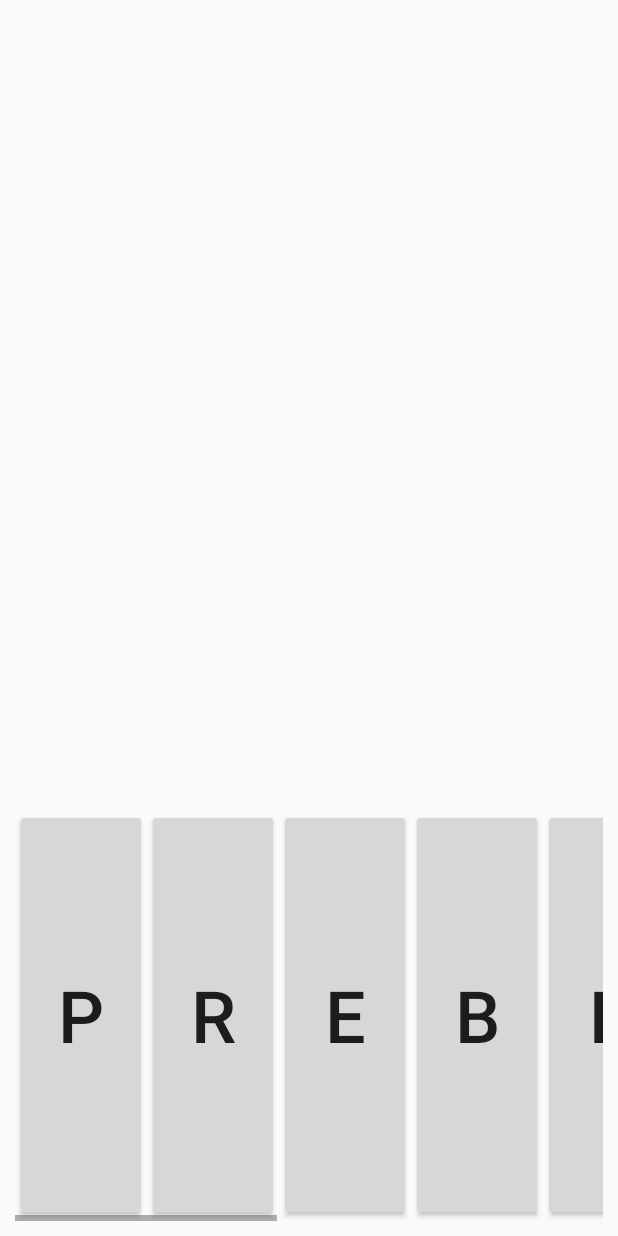
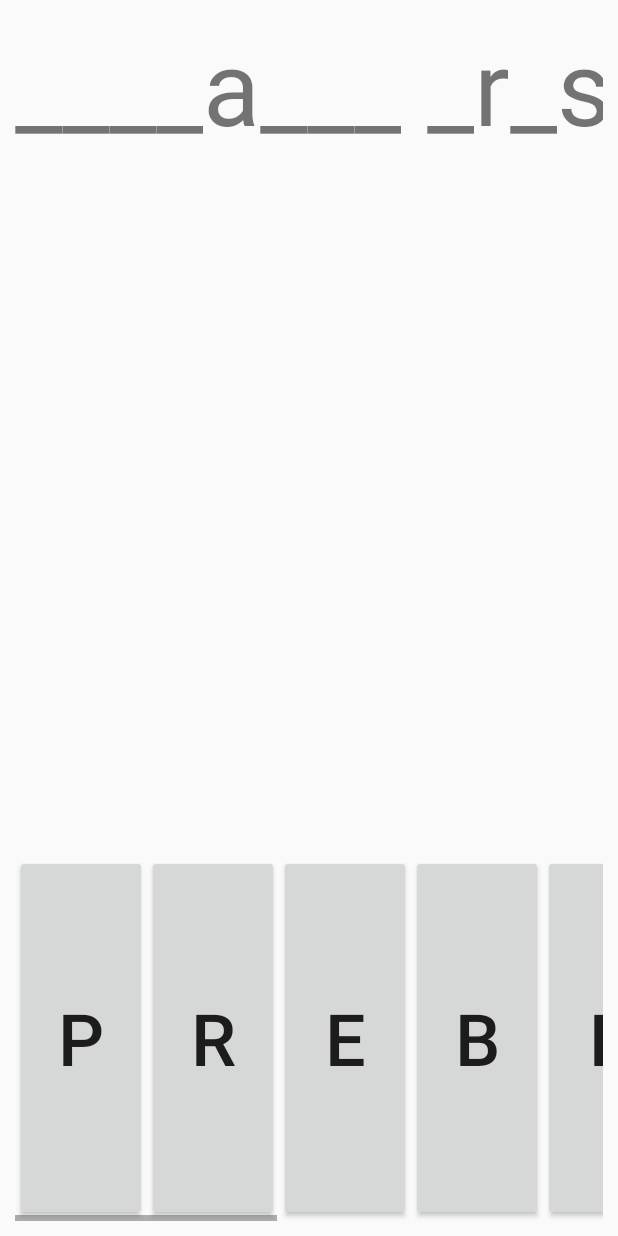
Before and after one commit to Enfadaditto/SlumdogSustainable, an Android app: the IUretoFrase_PruebaConSlider screen opened directly, with no data from a screen before it, on a phone screen of 412 x 824 dp. Run offline under Robolectric (Android 15) with nearby library versions, the phone set to English and light mode, and no system bars.

Commit message:
he adelantado bastante, aun falta otro trecho que avanzar

```diff
--- a/app/src/main/java/Presentacion_layer/IUretoFrase.java
+++ b/app/src/main/java/Presentacion_layer/IUretoFrase.java
@@ -32,7 +32,7 @@ public class IUretoFrase extends AppCompatActivity {
         super.onCreate(savedInstanceState);
         setContentView(R.layout.reto_frase);
         b = (Button)findViewById(R.id.J);
-        l = (LinearLayout) findViewById(R.id.nolose);
+        l = (LinearLayout) findViewById(R.id.principal);
 
         fraseProblema = frase.fraseProblema();
         listadoCaracteresFrase = frase.letrasDeLaFrase();
--- a/app/src/main/java/Presentacion_layer/IUretoFrase_PruebaConSlider.java
+++ b/app/src/main/java/Presentacion_layer/IUretoFrase_PruebaConSlider.java
@@ -6,11 +6,14 @@ import android.view.MotionEvent;
 import android.view.View;
 import android.widget.Button;
 import android.widget.LinearLayout;
+import android.widget.TextView;
 
 import androidx.annotation.Nullable;
 import androidx.appcompat.app.AppCompatActivity;
 
 import com.slumdogsustainable.R;
+
+import org.w3c.dom.Text;
 
 import java.util.Collections;
 import java.util.List;
@@ -19,10 +22,12 @@ import Domain_Layer.Frase;
 
 public class IUretoFrase_PruebaConSlider extends AppCompatActivity {
     LinearLayout letrasLayout;
-
+    LinearLayout layoutFraseProblema;
     Frase frase;
     char[] fraseProblema;
     List<Character> listadoCaracteresFrase;
+    TextView textoFraseProblema;
+    TextView selectedTextView;
 
     @SuppressLint("MissingInflatedId")
     @Override
@@ -30,15 +35,17 @@ public class IUretoFrase_PruebaConSlider extends AppCompatActivity {
         super.onCreate(savedInstanceState);
         setContentView(R.layout.reto_frase_con_horizontal_slider);
 
-        frase = new Frase("Proba ndo Fra se", 0);
+        frase = new Frase("Probando Frase", 0);
 
         letrasLayout = (LinearLayout) findViewById(R.id.letrasLayout);
-        letrasLayout.removeAllViews();
+        textoFraseProblema = (TextView) findViewById(R.id.TextoFraseProblema);
+        layoutFraseProblema = (LinearLayout) findViewById(R.id.layoutFraseProblema);
 
         fraseProblema = frase.fraseProblema();
         listadoCaracteresFrase = frase.letrasDeLaFrase();
         Collections.shuffle(listadoCaracteresFrase);
 
+        ponerFrasePorPantalla();
         rellenarLetrasLayout(listadoCaracteresFrase);
     }
 
@@ -48,8 +55,29 @@ public class IUretoFrase_PruebaConSlider extends AppCompatActivity {
             boton.setLayoutParams(letrasLayout.getLayoutParams());
             boton.setText(letra+"");
             boton.setTextSize(48);
+            boton.setOnClickListener(new View.OnClickListener() {
+                public void onClick(View v) {
+                    selectedTextView.setText(((Button) v).getText());
+                }
+            });
             letrasLayout.addView(boton);
         }
     }
 
+    private void ponerFrasePorPantalla() {
+        //textoFraseProblema.setText(String.valueOf(fraseProblema));
+        for (char letra : fraseProblema) {
+            TextView letraTV = new TextView(this);
+            letraTV.setLayoutParams(layoutFraseProblema.getLayoutParams());
+            letraTV.setText(letra+"");
+            letraTV.setTextSize(70);
+            letraTV.setOnClickListener(new View.OnClickListener() {
+                public void onClick(View v) {
+                    if(((TextView) v).getText() != " ") selectedTextView = letraTV;
+                }
+            });
+            layoutFraseProblema.addView(letraTV);
+        }
+    }
+
 }
--- a/app/src/main/java/com/slumdogsustainable/MainActivity.java
+++ b/app/src/main/java/com/slumdogsustainable/MainActivity.java
@@ -32,6 +32,7 @@ import Persistence.UserRepository;
 import Presentacion_layer.ControllerPartidaPregunta;
 import Presentacion_layer.IUperfil;
 import Presentacion_layer.IUretoFrase;
+import Presentacion_layer.IUretoFrase_PruebaConSlider;
 import Presentacion_layer.IUretoPregunta;
 import Presentacion_layer.IUuserLogin;
 
@@ -83,7 +84,7 @@ public class MainActivity extends AppCompatActivity {
                                 @Override
                                 public void onClick(View v) {
                                     music.stop();
-                                    Intent intent = new Intent(MainActivity.this, ControllerPartidaPregunta.class);
+                                    Intent intent = new Intent(MainActivity.this, IUretoFrase_PruebaConSlider.class);
                                     startActivity(intent);
                                 }
                             });
--- a/app/src/main/res/layout/reto_frase_con_horizontal_slider.xml
+++ b/app/src/main/res/layout/reto_frase_con_horizontal_slider.xml
@@ -6,15 +6,21 @@
     android:layout_height="match_parent">
 
     <LinearLayout
-        android:id="@+id/nolose"
+        android:id="@+id/descubrirFrasePanelPrincipal"
         android:layout_width="match_parent"
         android:layout_height="match_parent"
         android:orientation="vertical"
         android:padding="10dp"
         tools:context=".MainActivity">
 
+        <LinearLayout
+            android:id="@+id/layoutFraseProblema"
+            android:layout_width="wrap_content"
+            android:layout_height="wrap_content"
+            android:orientation="horizontal"></LinearLayout>
+
         <TextView
-            android:id="@+id/asadgasdf"
+            android:id="@+id/TextoFraseProblema"
             android:layout_width="match_parent"
             android:layout_height="0dp"
             android:layout_weight="6"
```
